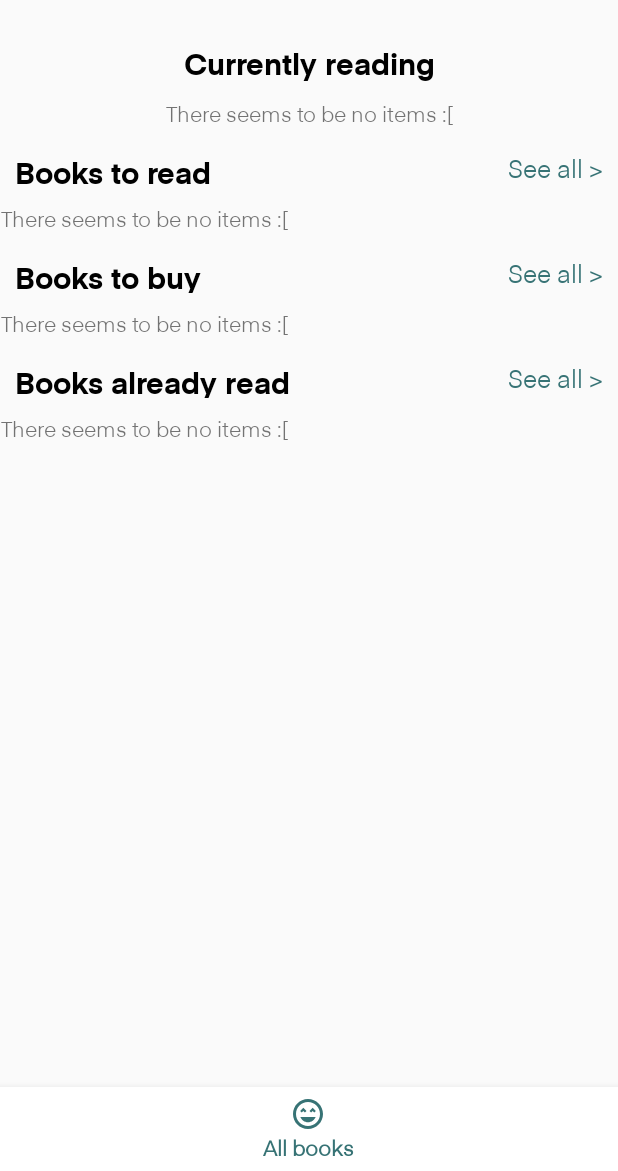
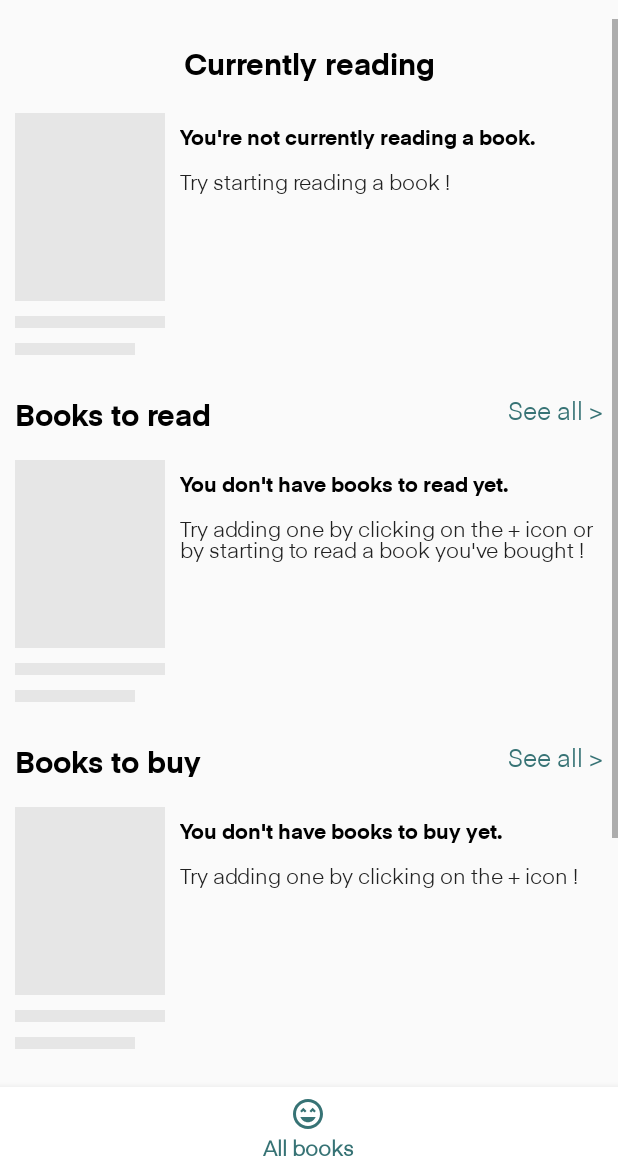
Before and after one commit to mathilde-lannes/bookshelves, an Android app: the AllBooksFragment screen opened directly, with no data from a screen before it, on a phone screen of 412 x 824 dp, the part 65-1236 px from its top. Run offline under Robolectric (Android 15) with nearby library versions, the light colour scheme and no system bars; our stand-ins replace Room's generated code, Shimmer; libraries missing offline, so code that uses them is left out: com.google.zxing.integration, com.intmainreturn00.grapi.

Commit message:
Add custom messages when there are no books to be shown

```diff
--- a/app/src/main/java/com/maty/android/bookshelves/ui/books/all/BooklistPreviewComponent.kt
+++ b/app/src/main/java/com/maty/android/bookshelves/ui/books/all/BooklistPreviewComponent.kt
@@ -5,14 +5,14 @@ import android.util.AttributeSet
 import android.view.LayoutInflater
 import android.view.View
 import android.widget.LinearLayout
+import androidx.fragment.app.FragmentActivity
+import androidx.lifecycle.Observer
+import androidx.lifecycle.ViewModelProvider
 import androidx.recyclerview.widget.LinearLayoutManager
 import com.maty.android.bookshelves.R
 import com.maty.android.bookshelves.model.Book
 import com.maty.android.bookshelves.ui.books.BookViewModel
 import kotlinx.android.synthetic.main.component_booklist_preview.view.*
-import androidx.fragment.app.FragmentActivity
-import androidx.lifecycle.Observer
-import androidx.lifecycle.ViewModelProvider
 
 class BooklistPreviewComponent @JvmOverloads constructor(
         context: Context,
@@ -82,6 +82,7 @@ class BooklistPreviewComponent @JvmOverloads constructor(
                             .booklist_preview_component_attributes_booklist_title,
                             R.string.books_to_read))
 
+            noItems.setType(title.toString())
             mainTitle.text = title
 
             val bookObserver = Observer<List<Book>> { books ->
--- a/app/src/main/java/com/maty/android/bookshelves/ui/books/all/CurrentlyReadingPreviewComponent.kt
+++ b/app/src/main/java/com/maty/android/bookshelves/ui/books/all/CurrentlyReadingPreviewComponent.kt
@@ -46,6 +46,7 @@ class CurrentlyReadingPreviewComponent @JvmOverloads constructor(
             }
         }
 
+        noItems.setType(resources.getString(R.string.currently_reading))
         viewModel = ViewModelProvider(activity).get(BookViewModel::class.java)
         viewModel.booksCurrentlyReadingPreview.observe(activity, bookObserver)
 
--- /dev/null
+++ b/app/src/main/java/com/maty/android/bookshelves/ui/books/all/EmptyBooklistComponent.kt
@@ -0,0 +1,52 @@
+package com.maty.android.bookshelves.ui.books.all
+
+import android.content.Context
+import android.util.AttributeSet
+import android.view.LayoutInflater
+import android.widget.LinearLayout
+import androidx.fragment.app.FragmentActivity
+import androidx.lifecycle.MutableLiveData
+import androidx.lifecycle.Observer
+import com.maty.android.bookshelves.R
+import kotlinx.android.synthetic.main.component_empty_booklist.view.*
+
+class EmptyBooklistComponent @JvmOverloads constructor(
+        context: Context,
+        attrs: AttributeSet? = null,
+        defStyle: Int = 0,
+        defStyleRes: Int = 0
+) : LinearLayout(context, attrs, defStyle, defStyleRes) {
+    private val booklistType = MutableLiveData<String>()
+
+    private val activity: FragmentActivity by lazy {
+        try {
+            context as FragmentActivity
+        } catch (exception: ClassCastException) {
+            throw ClassCastException("Please ensure that the provided Context is a valid FragmentActivity")
+        }
+    }
+
+    init {
+        LayoutInflater.from(context)
+                .inflate(R.layout.component_empty_booklist, this, true)
+
+        booklistType.observe(activity, Observer { updateMessage(it) })
+
+    }
+
+    fun setType(type : String) { booklistType.value = type }
+
+    private fun updateMessage(text : String) {
+        when (text) {
+            resources.getString(R.string.books_to_buy) -> displayMessage(R.string.no_books_to_buy_title, R.string.no_books_to_buy_subtitle)
+            resources.getString(R.string.books_already_read) -> displayMessage(R.string.no_books_already_read_title, R.string.no_books_already_read_subtitle)
+            resources.getString(R.string.currently_reading) -> displayMessage(R.string.no_books_currently_reading_title, R.string.no_books_currently_reading_subtitle)
+            else -> displayMessage(R.string.no_books_to_read_title, R.string.no_books_to_read_subtitle)
+        }
+    }
+
+    private fun displayMessage(title: Int, subtitle : Int) {
+        messageTitle.text = resources.getString(title)
+        messageSubtitle.text = resources.getString(subtitle)
+    }
+}
--- a/app/src/main/res/layout/component_booklist_preview.xml
+++ b/app/src/main/res/layout/component_booklist_preview.xml
@@ -56,12 +56,10 @@
             android:layout_width="match_parent"
             android:layout_height="wrap_content"/>
 
-        <TextView
+        <com.maty.android.bookshelves.ui.books.all.EmptyBooklistComponent
             android:id="@+id/noItems"
-            android:layout_width="wrap_content"
+            android:layout_width="match_parent"
             android:layout_height="wrap_content"
-            android:gravity="center"
-            android:text="@string/no_items_text"
             android:visibility="gone"/>
 
     </LinearLayout>
--- a/app/src/main/res/layout/component_currently_reading_preview.xml
+++ b/app/src/main/res/layout/component_currently_reading_preview.xml
@@ -19,12 +19,10 @@
         android:layout_height="wrap_content"
         app:layout_constraintTop_toBottomOf="@id/mainTitle"/>
 
-    <TextView
+    <com.maty.android.bookshelves.ui.books.all.EmptyBooklistComponent
         android:id="@+id/noItems"
         android:layout_width="match_parent"
         android:layout_height="wrap_content"
-        android:gravity="center"
-        android:text="@string/no_items_text"
         app:layout_constraintTop_toBottomOf="@id/mainTitle"
         android:visibility="gone"/>
 
--- /dev/null
+++ b/app/src/main/res/layout/component_empty_booklist.xml
@@ -0,0 +1,43 @@
+<?xml version="1.0" encoding="utf-8"?>
+<merge xmlns:android="http://schemas.android.com/apk/res/android"
+    xmlns:app="http://schemas.android.com/apk/res-auto"
+    xmlns:tools="http://schemas.android.com/tools"
+    android:layout_width="match_parent"
+    android:layout_height="match_parent">
+
+    <androidx.constraintlayout.widget.ConstraintLayout
+        android:layout_width="match_parent"
+        android:layout_height="match_parent">
+
+        <include layout="@layout/placeholder_booklist_preview"
+            android:id="@+id/placeholder"
+            app:layout_constraintStart_toStartOf="parent"
+            app:layout_constraintTop_toTopOf="parent" />
+
+        <TextView
+            android:id="@+id/messageTitle"
+            style="@style/TitleTheme"
+            android:layout_width="0dp"
+            android:layout_height="wrap_content"
+            tools:text="@string/no_books_to_read_title"
+            android:singleLine="false"
+            android:minLines="1"
+            app:layout_constraintTop_toTopOf="parent"
+            app:layout_constraintEnd_toEndOf="parent"
+            app:layout_constraintStart_toEndOf="@id/placeholder"/>
+
+        <TextView
+            android:id="@+id/messageSubtitle"
+            style="@style/MainTheme"
+            android:layout_width="0dp"
+            android:layout_height="wrap_content"
+            tools:text="@string/no_books_to_read_subtitle"
+            android:singleLine="false"
+            android:minLines="1"
+            app:layout_constraintStart_toEndOf="@id/placeholder"
+            app:layout_constraintEnd_toEndOf="parent"
+            app:layout_constraintTop_toBottomOf="@id/messageTitle"/>
+
+    </androidx.constraintlayout.widget.ConstraintLayout>
+
+</merge>
--- a/app/src/main/res/values/colors.xml
+++ b/app/src/main/res/values/colors.xml
@@ -2,8 +2,8 @@
 <resources>
   <color name="colorPrimary">#377375</color>
   <color name="colorPrimaryDark">#263437</color>
-    <color name="colorAccent">#D04950</color>
+  <color name="colorAccent">#D04950</color>
   <color name="white">#FFFFFF</color>
   <color name="black">#000000</color>
-  <color name="placeholder">#dddddd</color>
+  <color name="placeholder">#E6E6E6</color>
 </resources>
--- a/app/src/main/res/values/strings.xml
+++ b/app/src/main/res/values/strings.xml
@@ -30,4 +30,14 @@
   <string name="currently_reading">Currently reading</string>
   <string name="books_already_read">Books already read</string>
   <string name="finish_reading">Finish reading</string>
+
+  <!--  No items-->
+  <string name="no_books_to_buy_title">You don\'t have books to buy yet.</string>
+  <string name="no_books_to_buy_subtitle">Try adding one by clicking on the + icon !</string>
+  <string name="no_books_to_read_title">You don\'t have books to read yet.</string>
+  <string name="no_books_to_read_subtitle">Try adding one by clicking on the + icon or by starting to read a book you\'ve bought !</string>
+  <string name="no_books_already_read_title">You haven\'t finished a book yet.</string>
+  <string name="no_books_already_read_subtitle">Try finishing a book you\'re currently reading !</string>
+  <string name="no_books_currently_reading_title">You\'re not currently reading a book.</string>
+  <string name="no_books_currently_reading_subtitle">Try starting reading a book !</string>
 </resources>
--- a/app/src/main/res/values/styles.xml
+++ b/app/src/main/res/values/styles.xml
@@ -15,6 +15,15 @@
         <item name="android:paddingTop">15sp</item>
         <item name="android:paddingBottom">10sp</item>
         <item name="android:paddingStart">10sp</item>
+        <item name="android:paddingEnd">10sp</item>
+    </style>
+
+    <style name="TitleTheme" parent="@android:style/TextAppearance.Medium">
+        <item name="android:textSize">14sp</item>
+        <item name="android:textColor">@color/black</item>
+        <item name="android:fontFamily">@font/eina_01_bold</item>
+        <item name="android:paddingTop">15sp</item>
+        <item name="android:paddingBottom">10sp</item>
         <item name="android:paddingEnd">10sp</item>
     </style>
 
```
Lines whose indentation alone changed are shown as unchanged.
